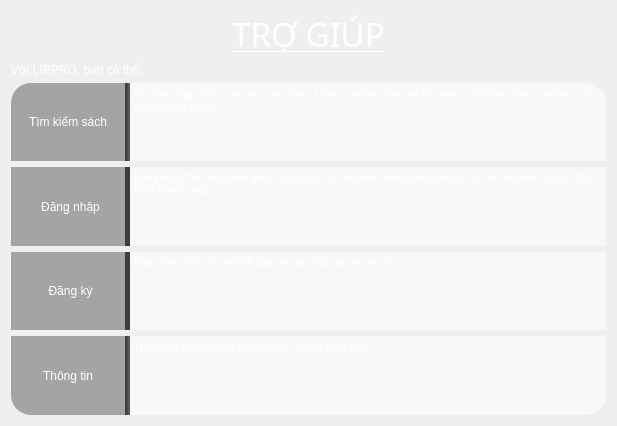
Old version of the form help.ui in the repository duydvu/Library.
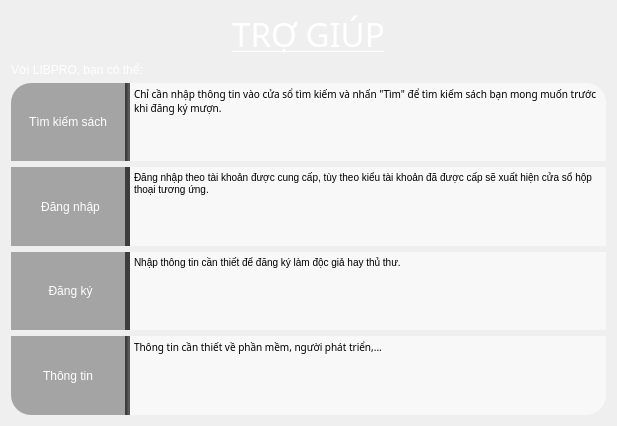
New version of the form. Icons and pictures are not drawn.

```diff
--- a/help.ui
+++ b/help.ui
@@ -102,7 +102,8 @@
        <property name="styleSheet">
         <string notr="true">background: rgba(255,255,255,150);
 border: none;
-border-top-right-radius: 20px;</string>
+border-top-right-radius: 20px;
+color: #000;</string>
        </property>
        <property name="html">
         <string>&lt;!DOCTYPE HTML PUBLIC &quot;-//W3C//DTD HTML 4.0//EN&quot; &quot;http://www.w3.org/TR/REC-html40/strict.dtd&quot;&gt;
@@ -150,7 +151,8 @@
       <widget class="QTextBrowser" name="textBrowser_2">
        <property name="styleSheet">
         <string notr="true">background: rgba(255,255,255,150);
-border: none;</string>
+border: none;
+color: #000;</string>
        </property>
        <property name="html">
         <string>&lt;!DOCTYPE HTML PUBLIC &quot;-//W3C//DTD HTML 4.0//EN&quot; &quot;http://www.w3.org/TR/REC-html40/strict.dtd&quot;&gt;
@@ -198,7 +200,8 @@
       <widget class="QTextBrowser" name="textBrowser_3">
        <property name="styleSheet">
         <string notr="true">background: rgba(255,255,255,150);
-border: none;</string>
+border: none;
+color: #000;</string>
        </property>
        <property name="html">
         <string>&lt;!DOCTYPE HTML PUBLIC &quot;-//W3C//DTD HTML 4.0//EN&quot; &quot;http://www.w3.org/TR/REC-html40/strict.dtd&quot;&gt;
@@ -257,7 +260,8 @@
        <property name="styleSheet">
         <string notr="true">background: rgba(255,255,255,150);
 border: none;
-border-bottom-right-radius: 20px;</string>
+border-bottom-right-radius: 20px;
+color: #000;</string>
        </property>
        <property name="html">
         <string>&lt;!DOCTYPE HTML PUBLIC &quot;-//W3C//DTD HTML 4.0//EN&quot; &quot;http://www.w3.org/TR/REC-html40/strict.dtd&quot;&gt;
```
